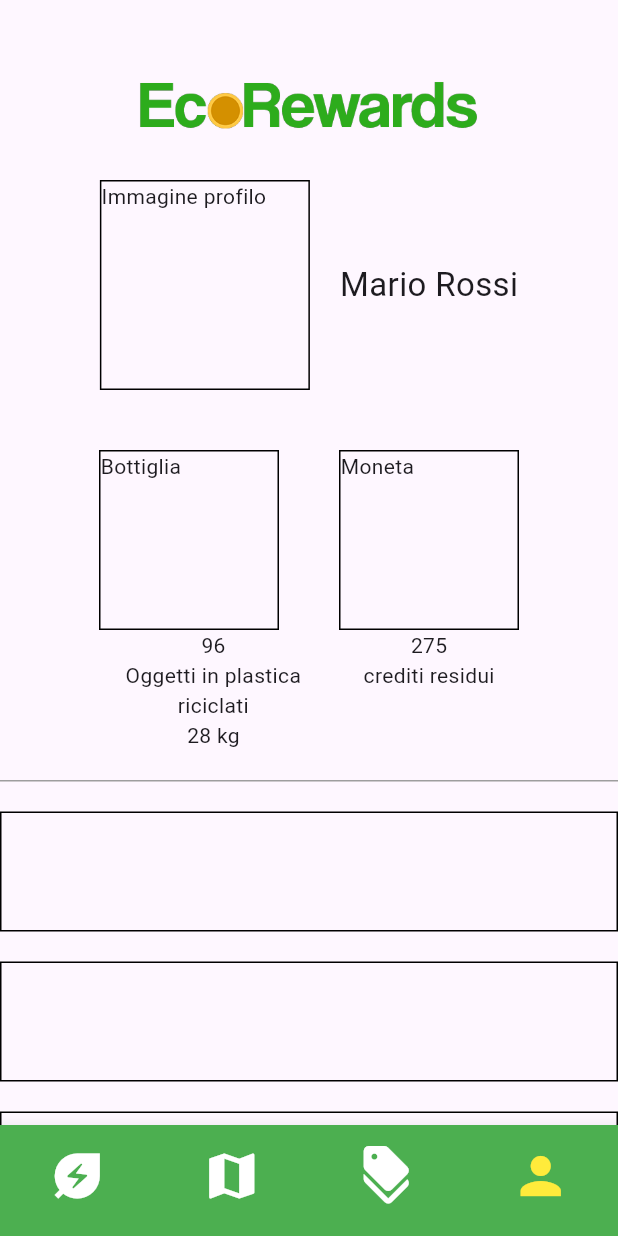
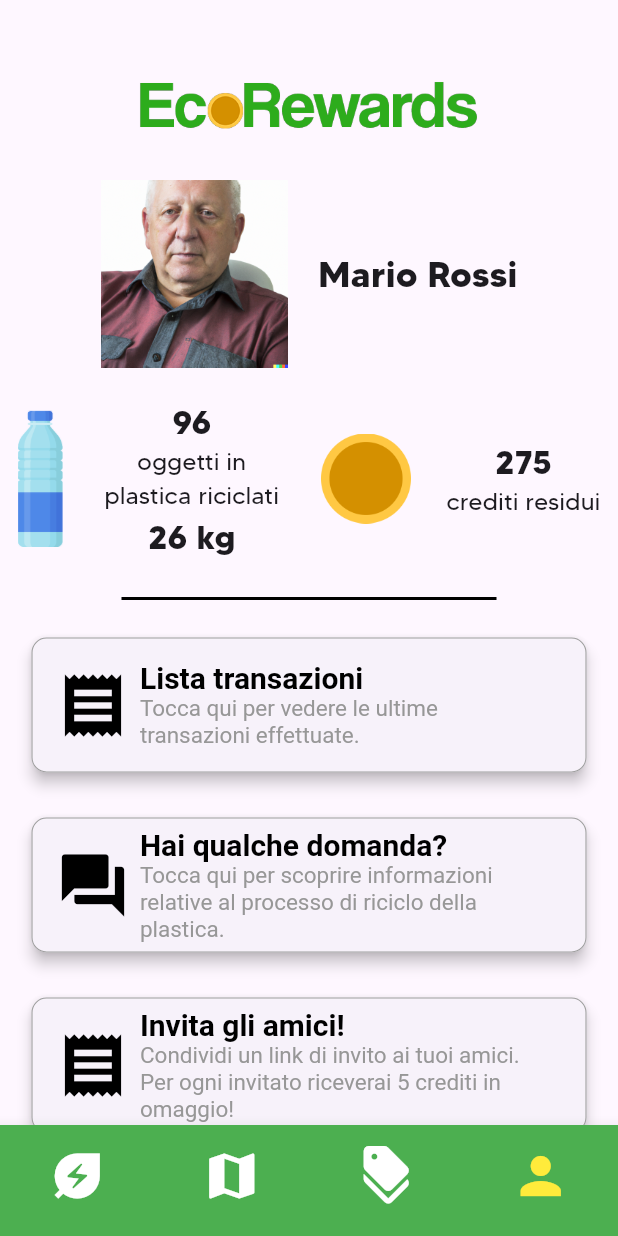
Before and after one commit to MicheleG14/EcoRewards, a Flutter app: the screen it shows after launch, item 4 of the bottom bar chosen, on a phone screen of 412 x 824 dp. Run offline on Flutter 3.47's test engine with Material 2 defaults, Android fonts, the phone set to English and light mode, and no system bars; our stand-ins replace google_maps_flutter.

Commit message:
Implemented the profile page and redesigned the coupon buttons.

```diff
--- a/lib/main.dart
+++ b/lib/main.dart
@@ -30,6 +30,7 @@ class MyApp extends StatelessWidget {
       debugShowCheckedModeBanner: false,
       title: 'Flutter Demo',
       theme: ThemeData(
+        fontFamily: 'MadeTommy',
         useMaterial3: true,
       ),
       home: const MyHomePage(),
--- a/lib/screens/couponpagescreen.dart
+++ b/lib/screens/couponpagescreen.dart
@@ -54,7 +54,7 @@ class _CouponPageScreenState extends State<CouponPageScreen> {
         children: [
           const EcoRewardsLogo(),
           const SizedBox(
-            height: 60,
+            height: 30,
             width: 180,
             child: Row(
               mainAxisAlignment: MainAxisAlignment.spaceAround,
--- a/lib/screens/homepagescreen.dart
+++ b/lib/screens/homepagescreen.dart
@@ -17,7 +17,7 @@ class _HomePageScreenState extends State<HomePageScreen> {
         children: [
           const EcoRewardsLogo(),
           const Text('Benvenuto',
-              style: TextStyle(fontSize: 44, fontWeight: FontWeight.bold)),
+              style: TextStyle(fontSize: 44, fontWeight: FontWeight.bold, fontFamily: 'MadeTommy')),
           const QRButton(),
           const Text('oppure',
               style: TextStyle(fontSize: 16, color: Colors.grey)),
--- a/lib/screens/profilepagescreen.dart
+++ b/lib/screens/profilepagescreen.dart
@@ -1,5 +1,6 @@
 import 'package:flutter/material.dart';
 import '../widgets/ecorewardslogo.dart';
+import '../widgets/profile_button.dart';
 
 class ProfilePageScreen extends StatefulWidget {
   const ProfilePageScreen({super.key});
@@ -12,96 +13,80 @@ class _ProfilePageScreenState extends State<ProfilePageScreen> {
   @override
   Widget build(BuildContext context) {
     return Scaffold(
-      body: ListView(children: [
+        body: Column(
+      children: [
         const EcoRewardsLogo(),
         Row(
           mainAxisAlignment: MainAxisAlignment.center,
           children: [
-            Container(
-              decoration:
-                  BoxDecoration(border: Border.all(color: Colors.black)),
-              height: 140,
-              width: 140,
-              child: const Text('Immagine profilo'),
-            ),
+            SizedBox(
+                height: 125,
+                width: 125,
+                child: Image.asset('assets/images/mario-rossi.png')),
             const SizedBox(width: 20),
-            const Text('Mario Rossi', style: TextStyle(fontSize: 22))
-          ],
-        ),
-        const SizedBox(
-          height: 40,
-        ),
-        Row(
-          mainAxisAlignment: MainAxisAlignment.center,
-          children: [
-            Container(
-              decoration:
-                  BoxDecoration(border: Border.all(color: Colors.black)),
-              height: 120,
-              width: 120,
-              child: const Text('Bottiglia'),
-            ),
-            const SizedBox(width: 40, height: 40),
-            Container(
-              decoration:
-                  BoxDecoration(border: Border.all(color: Colors.black)),
-              height: 120,
-              width: 120,
-              child: const Text('Moneta'),
-            )
-          ],
-        ),
-        const Row(
-          crossAxisAlignment: CrossAxisAlignment.start,
-          mainAxisAlignment: MainAxisAlignment.center,
-          children: [
-            Column(
-              children: [
-                Text('96'),
-                SizedBox(
-                    width: 120,
-                    child: Text(
-                      'Oggetti in plastica riciclati',
-                      textAlign: TextAlign.center,
-                    )),
-                Text('28 kg')
-              ],
-            ),
-            SizedBox(height: 20, width: 40),
-            Column(
-              children: [Text('275'), Text('crediti residui')],
+            const Text(
+              'Mario Rossi',
+              style: TextStyle(fontSize: 24, fontWeight: FontWeight.bold),
             )
           ],
         ),
         const SizedBox(height: 20),
+        Row(
+          mainAxisAlignment: MainAxisAlignment.spaceAround,
+          children: [
+            SizedBox(
+                width: 30, child: Image.asset('assets/images/bottle.png')),
+            const Column(children: [
+              Text(
+                '96',
+                style: TextStyle(fontSize: 22, fontWeight: FontWeight.bold),
+              ),
+              SizedBox(
+                width: 125,
+                child: Text(
+                  textAlign: TextAlign.center,
+                  'oggetti in plastica riciclati',
+                  style: TextStyle(fontSize: 16),
+                ),
+              ),
+              Text('26 kg',
+                  style: TextStyle(fontWeight: FontWeight.bold, fontSize: 22))
+            ]),
+            SizedBox(
+                height: 60,
+                width: 60,
+                child: Image.asset('assets/images/Coin.png')),
+            const Column(
+              children: [
+                Text(
+                  '275',
+                  style: TextStyle(fontSize: 22, fontWeight: FontWeight.bold),
+                ),
+                Text('crediti residui', style: TextStyle(fontSize: 16))
+              ],
+            )
+          ],
+        ),
+        const SizedBox(height: 25),
         Container(
-          width: 100,
-          decoration: const BoxDecoration(
-              border: Border(bottom: BorderSide(color: Colors.grey))),
-        ),
-        const SizedBox(
-          height: 20,
-        ),
-        Container(
-          decoration: BoxDecoration(border: Border.all(color: Colors.black)),
-          height: 80,
-          width: 300,
-        ),
-        const SizedBox(
-          height: 20,
-        ),
-        Container(
-          decoration: BoxDecoration(border: Border.all(color: Colors.black)),
-          height: 80,
-          width: 300,
-        ),
-        const SizedBox(height: 20),
-        Container(
-          decoration: BoxDecoration(border: Border.all(color: Colors.black)),
-          height: 80,
-          width: 300,
-        )
-      ]),
-    );
+            width: 250,
+            decoration: BoxDecoration(border: Border.all(color: Colors.black))),
+        const SizedBox(height: 25),
+        const ProfileButton(
+            icon: Icons.receipt,
+            title: 'Lista transazioni',
+            subtitle: 'Tocca qui per vedere le ultime transazioni effettuate.'),
+        const ProfileButton(
+            icon: Icons.question_answer,
+            title: 'Hai qualche domanda?',
+            subtitle:
+                'Tocca qui per scoprire informazioni relative al processo di riciclo della plastica.'),
+        const ProfileButton(
+            icon: Icons.receipt,
+            title: 'Invita gli amici!',
+            subtitle:
+                'Condividi un link di invito ai tuoi amici. Per ogni invitato riceverai 5 crediti in omaggio!'),
+      ],
+    ));
   }
 }
--- a/lib/widgets/coupon_card.dart
+++ b/lib/widgets/coupon_card.dart
@@ -30,7 +30,7 @@ class _CouponCardState extends State<CouponCard> {
               elevation: MaterialStateProperty.all<double>(4),
               shape: MaterialStateProperty.all<RoundedRectangleBorder>(
                   RoundedRectangleBorder(
-                      borderRadius: BorderRadius.circular(20))),
+                      borderRadius: BorderRadius.circular(10))),
               foregroundColor: MaterialStateProperty.all<Color>(Colors.black)),
           onPressed: () {
             showDialog(
@@ -39,10 +39,15 @@ class _CouponCardState extends State<CouponCard> {
                   return StatefulBuilder(
                       builder: (BuildContext context, StateSetter setState) {
                     return AlertDialog(
-                      title: Text(widget.title),
+                      title: Text(
+                        widget.title,
+                        textAlign: TextAlign.center,
+                        style: TextStyle(fontWeight: FontWeight.bold),
+                      ),
                       content: Container(
                         height: 300,
                         child: Column(
+                          mainAxisAlignment: MainAxisAlignment.spaceAround,
                           children: [
                             Container(
                                 height: 90,
@@ -50,14 +55,23 @@ class _CouponCardState extends State<CouponCard> {
                                 child:
                                     Image(image: AssetImage(widget.imagePath))),
                             Text(widget.description),
-                            Text(widget.price),
-                            Slider(
+                            Text(
+                              widget.price,
+                              style: const TextStyle(
+                                  fontSize: 18,
+                                  fontWeight: FontWeight.bold,
+                                  color: Colors.green),
+                            ),
+                            Slider(activeColor: Colors.black,
+                              label: sliderValue.toString(),
                               value: sliderValue,
                               onChanged: (newValue) {
                                 setState(() {
                                   sliderValue = newValue;
+                                  print(sliderValue);
                                 });
                               },
+                              divisions: 5,
                               min: 0,
                               max: 100,
                             ),
@@ -65,11 +79,12 @@ class _CouponCardState extends State<CouponCard> {
                         ),
                       ),
                       actions: [
-                        ElevatedButton(
+                        ElevatedButton.icon(
                             onPressed: () {
                               Navigator.of(context).pop();
                             },
-                            child: Text('Convert'))
+                            label: Text('Convert'),
+                            icon: Icon(Icons.currency_exchange))
                       ],
                     );
                   });
--- /dev/null
+++ b/lib/widgets/profile_button.dart
@@ -0,0 +1,49 @@
+import 'package:flutter/material.dart';
+
+class ProfileButton extends StatelessWidget {
+  const ProfileButton(
+      {super.key,
+      required this.icon,
+      required this.title,
+      required this.subtitle});
+
+  final IconData icon;
+  final String title, subtitle;
+
+  @override
+  Widget build(BuildContext context) {
+    return Container(
+      margin: const EdgeInsets.only(bottom: 30),
+      height: 90,
+      width: 370,
+      child: ElevatedButton.icon(
+        onPressed: () {},
+        icon: Icon(icon, size: 50),
+        label: Column(
+          crossAxisAlignment: CrossAxisAlignment.start,
+          mainAxisAlignment: MainAxisAlignment.center,
+          children: [
+            Text(title),
+            Text(
+              subtitle,
+              style: const TextStyle(
+                  fontWeight: FontWeight.normal,
+                  fontSize: 15,
+                  color: Color(0xff979797)),
+            )
+          ],
+        ),
+        style: ButtonStyle(
+            side: MaterialStateProperty.all<BorderSide>(
+                const BorderSide(color: Colors.grey, width: 0.7)),
+            elevation: MaterialStateProperty.all<double>(4),
+            shape: MaterialStateProperty.all<RoundedRectangleBorder>(
+                RoundedRectangleBorder(
+                    borderRadius: BorderRadius.circular(10))),
+            foregroundColor: MaterialStateProperty.all<Color>(Colors.black),
+            textStyle: MaterialStateProperty.all<TextStyle>(
+                const TextStyle(fontSize: 20, fontWeight: FontWeight.bold))),
+      ),
+    );
+  }
+}
```
Also changed, not shown: pubspec.yaml (+8 -0 lines), assets/fonts/MADE TOMMY ExtraBold_PERSONAL USE.otf (added), assets/fonts/MADE TOMMY Light_PERSONAL USE.otf (added), assets/fonts/MADE TOMMY Medium_PERSONAL USE.otf (added), assets/fonts/MADE TOMMY Thin_PERSONAL USE.otf (added), assets/fonts/MadeTommyBold.otf (added), assets/fonts/MadeTommyRegular.otf (added), assets/images/bottle.png (added), assets/images/mario-rossi.png (added).
